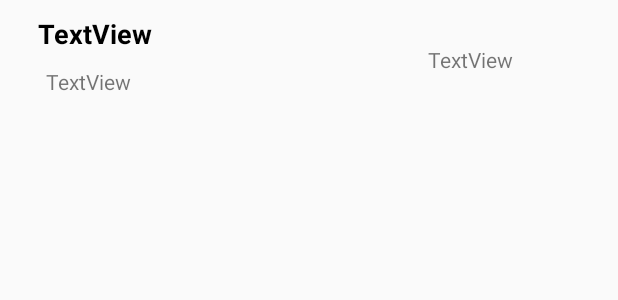
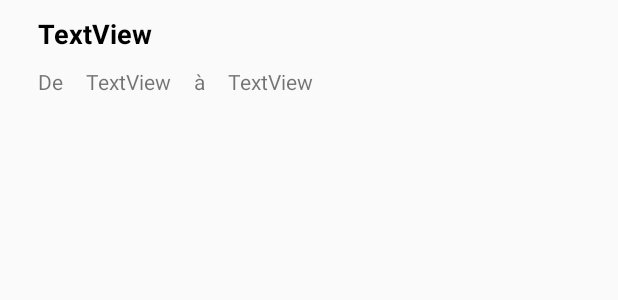
Before and after one commit to GuettaiaMohammed/Pfe_BTP_project, an Android app: the layout activity_cellule_materiel.xml on its own in the app's theme, with its tools: preview values and no code run, on a phone screen of 412 x 824 dp. Shown: the top 300 px of the screen. Run offline under Robolectric (Android 15) with nearby library versions, the phone set to English and light mode, and no system bars; Roboto replaces fonts that are not available here.

Commit message:
employées BDD

```diff
--- a/app/src/main/res/layout/activity_cellule_materiel.xml
+++ b/app/src/main/res/layout/activity_cellule_materiel.xml
@@ -12,14 +12,9 @@
         android:paddingRight="15dp">
 
         <LinearLayout
-            android:layout_width="270dp"
+            android:layout_width="match_parent"
             android:layout_height="wrap_content"
             android:orientation="vertical">
-
-            <LinearLayout
-                android:layout_width="match_parent"
-                android:layout_height="wrap_content"
-                android:orientation="horizontal">
 
             <TextView
                 android:id="@+id/nom"
@@ -33,32 +28,44 @@
                 android:textStyle="bold"
                 app:fontFamily="sans-serif" />
 
-            </LinearLayout>
+            <LinearLayout
+                android:layout_width="match_parent"
+                android:layout_height="wrap_content"
+                android:orientation="horizontal"
+                android:paddingLeft="10dp">
+
+                <TextView
+                    android:id="@+id/textView21"
+                    android:layout_width="wrap_content"
+                    android:layout_height="wrap_content"
+                    android:text="De" />
 
                 <TextView
                     android:id="@+id/type"
-                android:layout_width="match_parent"
+                    android:layout_width="wrap_content"
                     android:layout_height="wrap_content"
                     android:paddingLeft="15dp"
                     android:paddingBottom="10dp"
                     android:text="TextView"
                     app:fontFamily="sans-serif" />
-        </LinearLayout>
 
-        <RelativeLayout
+                <TextView
+                    android:id="@+id/textView31"
                     android:layout_width="wrap_content"
-            android:layout_height="70dp"
-            android:paddingRight="10dp">
-
+                    android:layout_height="wrap_content"
+                    android:paddingLeft="15dp"
+                    android:text="à" />
 
                 <TextView
                     android:id="@+id/date"
                     android:layout_width="wrap_content"
                     android:layout_height="wrap_content"
-                android:layout_marginTop="30dp"
+                    android:paddingLeft="15dp"
                     android:text="TextView"
                     app:fontFamily="sans-serif" />
-        </RelativeLayout>
+            </LinearLayout>
+
+        </LinearLayout>
 
     </LinearLayout>
 </LinearLayout>
```
Also changed, not shown: app/src/main/res/layout/activity_cellule_avance_employe.xml (+12 -2 lines). Lines whose indentation alone changed are shown as unchanged.
